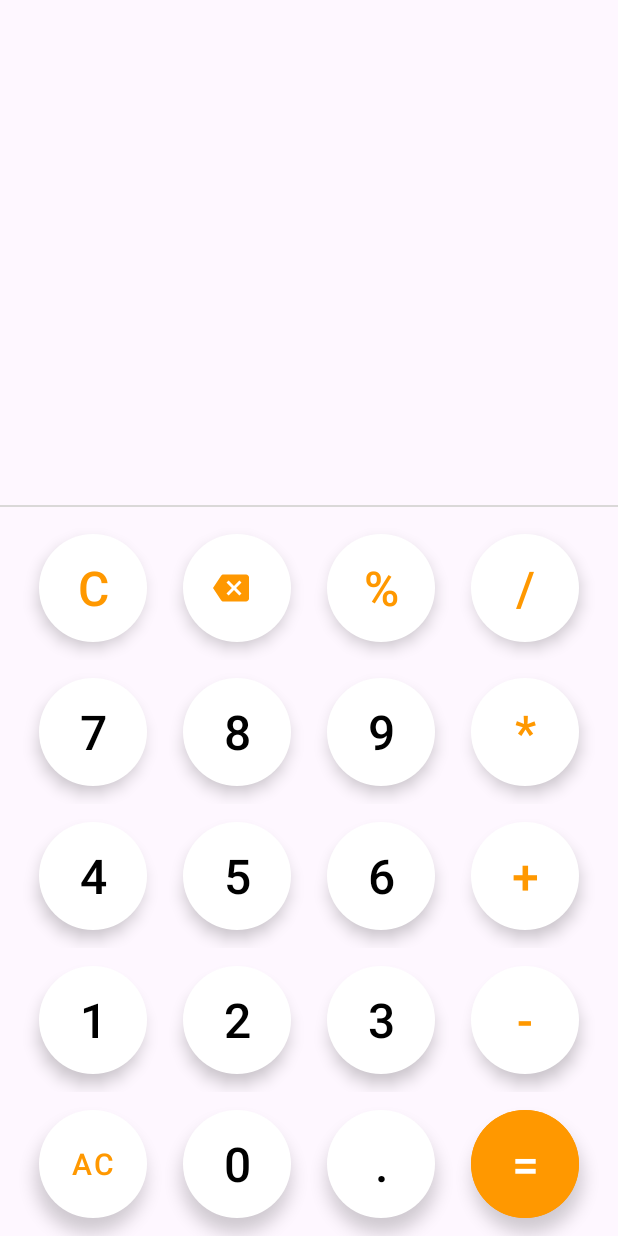
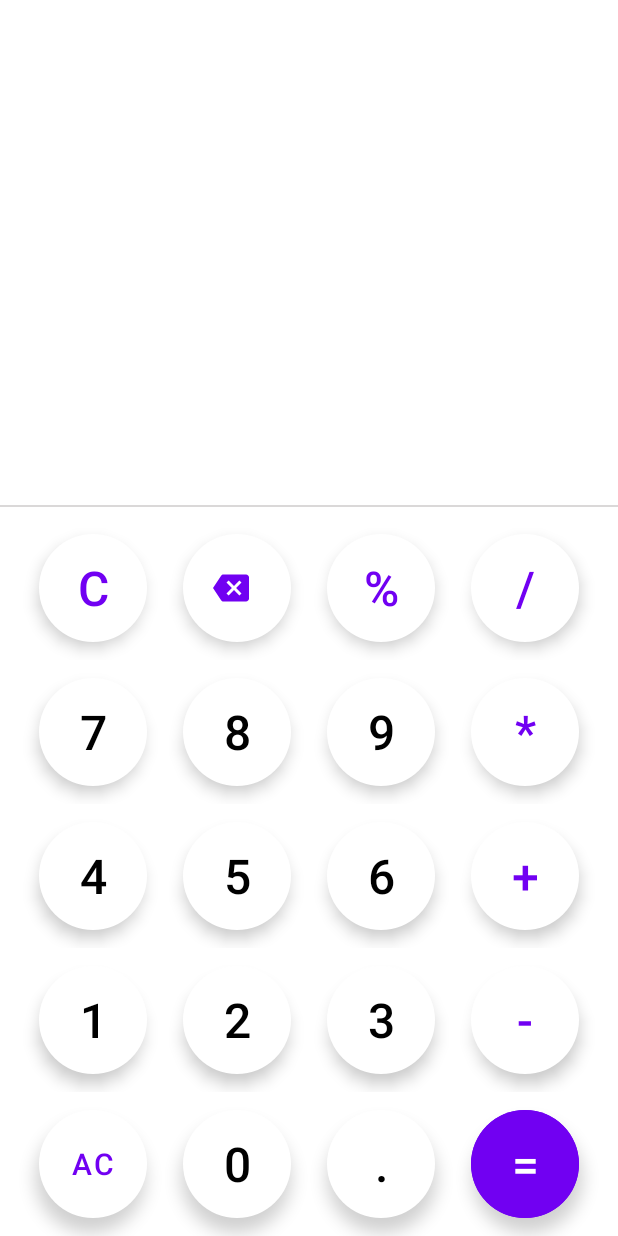
Before and after one commit to WadrianAraujo/Kalculator, an Android app: the layout activity_main.xml on its own in the app's theme, with its tools: preview values and no code run, on a phone screen of 412 x 824 dp. Run offline under Robolectric (Android 15) with nearby library versions, the phone set to English and light mode, and no system bars.

Commit message:
add dark theme to all app

```diff
--- a/app/src/main/res/layout/activity_main.xml
+++ b/app/src/main/res/layout/activity_main.xml
@@ -4,23 +4,25 @@
     xmlns:tools="http://schemas.android.com/tools"
     android:layout_width="match_parent"
     android:layout_height="match_parent"
+    style="@style/layoutTheme"
     tools:context=".MainActivity">
 
     <TextView
         android:id="@+id/data_tv"
+        style="@style/expressionView"
         android:layout_width="match_parent"
         android:layout_height="wrap_content"
         android:textAlignment="viewEnd"
         android:layout_marginEnd="12dp"
         android:textSize="28sp"
         android:text=""
-        android:textColor="@color/black"
         app:layout_constraintBottom_toTopOf="@+id/result_tv"
         app:layout_constraintEnd_toEndOf="parent"
         app:layout_constraintStart_toStartOf="parent" />
 
     <TextView
         android:id="@+id/result_tv"
+        style="@style/resultView"
         android:layout_width="match_parent"
         android:layout_height="wrap_content"
         android:textAlignment="viewEnd"
--- a/app/src/main/res/values-night/themes.xml
+++ b/app/src/main/res/values-night/themes.xml
@@ -5,7 +5,19 @@
         <!-- <item name="colorPrimary">@color/my_dark_primary</item> -->
     </style>
 
-    style name="Theme.Kalculator" parent="Base.Theme.Kalculator" />
+    <style name="Theme.Kalculator" parent="Base.Theme.Kalculator" />
+
+    <style name="layoutTheme" >
+        <item name="android:background">@color/black</item>
+    </style>
+
+    <style name="resultView">
+        <item name="android:textColor">@color/resultColor</item>
+    </style>
+
+    <style name="expressionView">
+        <item name="android:textColor">@color/white</item>
+    </style>
 
     <style name="digitButton" parent="commonButton">
         <item name="android:textColor">@color/white</item>
--- a/app/src/main/res/values/colors.xml
+++ b/app/src/main/res/values/colors.xml
@@ -2,11 +2,11 @@
 <resources>
     <color name="black">#FF000000</color>
     <color name="white">#FFFFFFFF</color>
-
+    <color name="resultColor">#7C7C7C</color>
     <!-- Theme White -->
     <color name="lineColor">#DAD8D8</color>
     <color name="btnBackground">#FFFFFF</color>
-    <color name="btnBackground2">#FF9800</color>
+    <color name="btnBackground2">#7100f2</color>
 
     <!-- Theme Night -->
     <color name="btnbackgroundNight">#FF000000</color>
--- a/app/src/main/res/values/themes.xml
+++ b/app/src/main/res/values/themes.xml
@@ -6,6 +6,18 @@
     </style>
 
     <style name="Theme.Kalculator" parent="Base.Theme.Kalculator" />
+
+    <style name="layoutTheme" >
+        <item name="android:background">@color/white</item>
+    </style>
+
+    <style name="resultView">
+        <item name="android:textColor">@color/resultColor</item>
+    </style>
+
+    <style name="expressionView">
+        <item name="android:textColor">@color/black</item>
+    </style>
 
     <style name="digitButton" parent="commonButton">
         <item name="android:textColor">@color/black</item>
```
